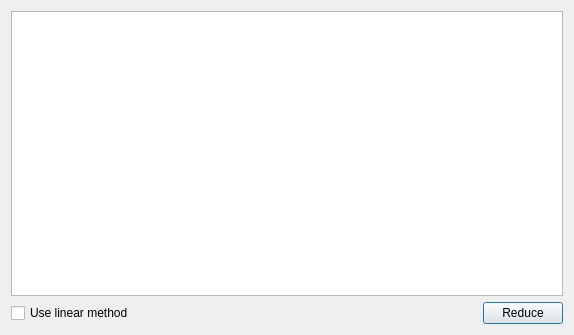
Before: the Qt Designer form src/GridCal/Gui/GridReduce/grid_reduce_gui.ui in SanPen/GridCal, drawn with Qt 5.
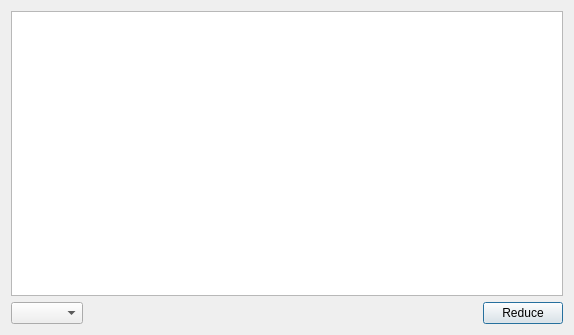
After: the same form once the commit is applied.

What changed in the file:
```diff
--- a/src/GridCal/Gui/GridReduce/grid_reduce_gui.ui
+++ b/src/GridCal/Gui/GridReduce/grid_reduce_gui.ui
@@ -63,16 +63,7 @@
        <number>0</number>
       </property>
       <item>
-       <widget class="QCheckBox" name="use_linear_checkBox">
-        <property name="font">
-         <font>
-          <pointsize>9</pointsize>
-         </font>
-        </property>
-        <property name="text">
-         <string>Use linear method</string>
-        </property>
-       </widget>
+       <widget class="QComboBox" name="methodComboBox"/>
       </item>
       <item>
        <spacer name="horizontalSpacer">
```
